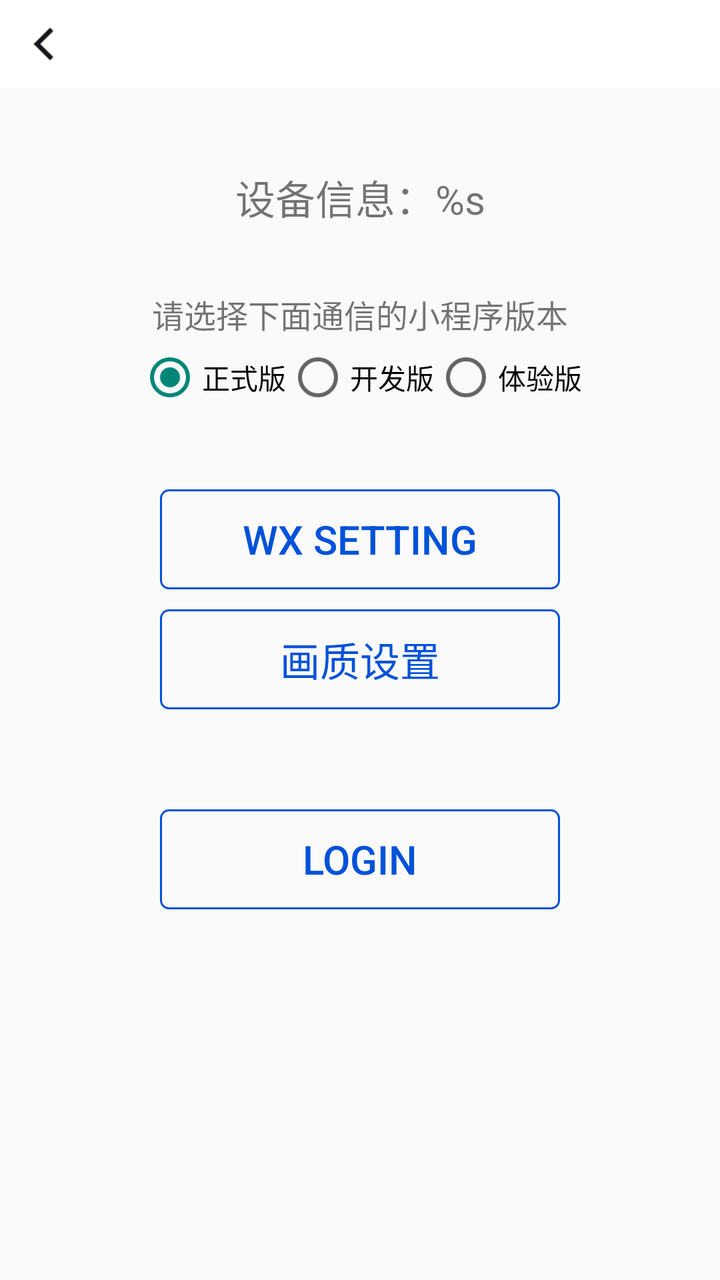
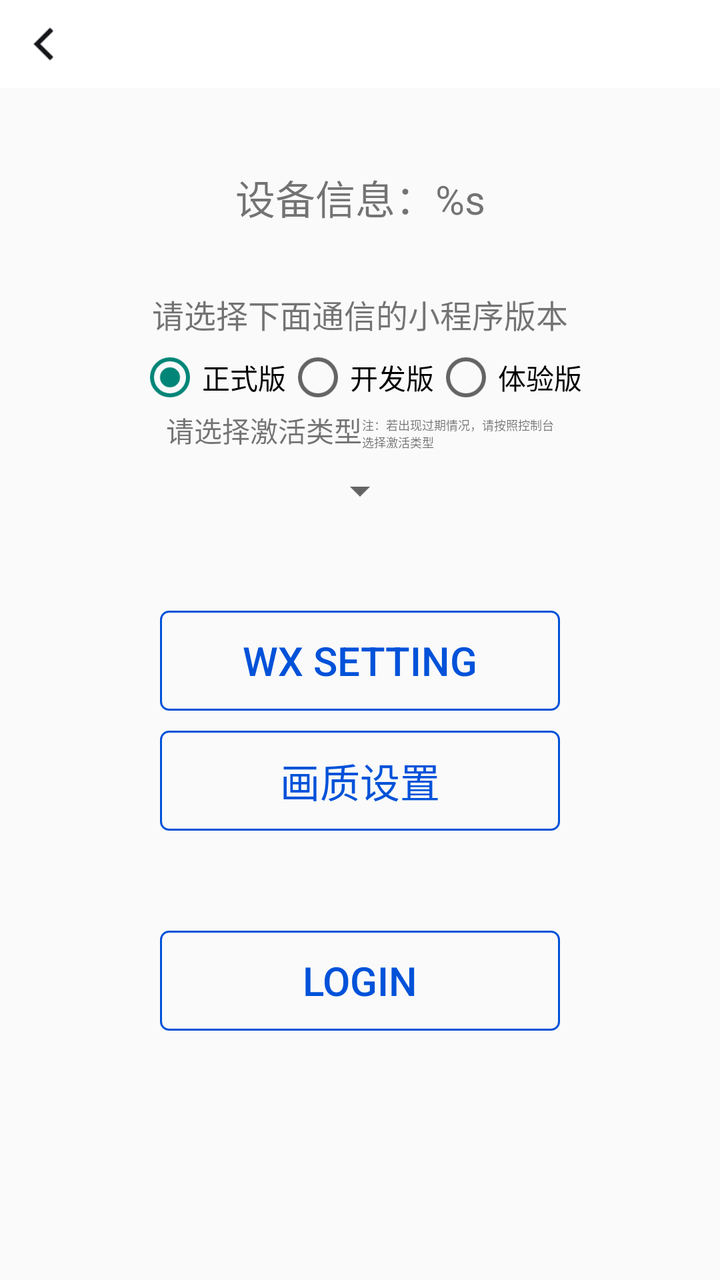

Screens rendered from an Android XML layout before and after an edit, with the pre-edit source and the edit as a unified diff.
<!-- AndroidManifest.xml: activity theme Theme.TWAppTheme -->
<!-- res/layout/activity_twe_call_login.xml -->
<?xml version="1.0" encoding="utf-8"?>
<ScrollView xmlns:android="http://schemas.android.com/apk/res/android"
    xmlns:app="http://schemas.android.com/apk/res-auto"
    xmlns:tools="http://schemas.android.com/tools"
    android:layout_width="match_parent"
    android:layout_height="match_parent">

    <androidx.constraintlayout.widget.ConstraintLayout
        android:layout_width="match_parent"
        android:layout_height="wrap_content"
        android:paddingBottom="20dp">

        <include
            android:id="@+id/title_layout"
            layout="@layout/menu_back_layout" />

        <TextView
            android:id="@+id/tv_device_info"
            android:layout_width="wrap_content"
            android:layout_height="wrap_content"
            android:layout_marginTop="40dp"
            android:gravity="center"
            android:text="@string/text_device_info"
            android:textSize="20sp"
            app:layout_constraintEnd_toEndOf="parent"
            app:layout_constraintStart_toStartOf="parent"
            app:layout_constraintTop_toBottomOf="@id/title_layout" />

        <TextView
            android:id="@+id/tv_select_version"
            android:layout_width="wrap_content"
            android:layout_height="wrap_content"
            android:layout_marginTop="32dp"
            android:text="@string/text_select_version"
            android:textSize="16sp"
            app:layout_constraintEnd_toEndOf="parent"
            app:layout_constraintStart_toStartOf="parent"
            app:layout_constraintTop_toBottomOf="@+id/tv_device_info" />

        <RadioGroup
            android:id="@+id/rg_select_version"
            android:layout_width="wrap_content"
            android:layout_height="wrap_content"
            android:layout_marginTop="4dp"
            android:orientation="horizontal"
            app:layout_constraintEnd_toEndOf="parent"
            app:layout_constraintStart_toStartOf="parent"
            app:layout_constraintTop_toBottomOf="@+id/tv_select_version">

            <RadioButton
                android:id="@+id/rb_formal_version"
                android:layout_width="wrap_content"
                android:layout_height="wrap_content"
                android:checked="true"
                android:text="@string/text_formal_version" />

            <RadioButton
                android:id="@+id/rb_develop_version"
                android:layout_width="wrap_content"
                android:layout_height="wrap_content"
                android:text="@string/text_develop_version" />

            <RadioButton
                android:id="@+id/rb_experience_version"
                android:layout_width="wrap_content"
                android:layout_height="wrap_content"
                android:text="@string/text_experience_version" />
        </RadioGroup>

        <Button
            android:id="@+id/btn_wx_setting"
            android:layout_width="match_parent"
            android:layout_height="50dp"
            android:layout_marginStart="80dp"
            android:layout_marginTop="40dp"
            android:layout_marginEnd="80dp"
            android:background="@drawable/background_blue_cell_btn"
            android:text="@string/twe_call_wx_setting"
            android:textColor="@color/blue_0052D9"
            android:textSize="20sp"
            app:layout_constraintTop_toBottomOf="@+id/rg_select_version"
            tools:layout_editor_absoluteX="80dp" />

        <Button
            android:id="@+id/btn_quality_setting"
            android:layout_width="match_parent"
            android:layout_height="50dp"
            android:layout_marginStart="80dp"
            android:layout_marginTop="10dp"
            android:layout_marginEnd="80dp"
            android:background="@drawable/background_blue_cell_btn"
            android:text="@string/twe_call_quality_setting"
            android:textColor="@color/blue_0052D9"
            android:textSize="20sp"
            app:layout_constraintTop_toBottomOf="@+id/btn_wx_setting" />

        <Button
            android:id="@+id/btn_login_twe_call"
            android:layout_width="match_parent"
            android:layout_height="50dp"
            android:layout_marginStart="80dp"
            android:layout_marginTop="50dp"
            android:layout_marginEnd="80dp"
            android:background="@drawable/background_blue_cell_btn"
            android:text="@string/twe_call_login"
            android:textColor="@color/blue_0052D9"
            android:textSize="20sp"
            app:layout_constraintTop_toBottomOf="@+id/btn_quality_setting" />

    </androidx.constraintlayout.widget.ConstraintLayout>
</ScrollView>
<!-- res/layout/menu_back_layout.xml (included above) -->
<?xml version="1.0" encoding="utf-8"?>
<androidx.constraintlayout.widget.ConstraintLayout xmlns:android="http://schemas.android.com/apk/res/android"
    xmlns:app="http://schemas.android.com/apk/res-auto"
    android:layout_width="match_parent"
    android:layout_height="wrap_content"
    android:background="@color/white">

    <ImageView
        android:id="@+id/iv_back"
        android:layout_width="44dp"
        android:layout_height="44dp"
        android:paddingLeft="8dp"
        android:paddingRight="8dp"
        android:src="@mipmap/icon_back_black"
        app:layout_constraintStart_toStartOf="parent"
        app:layout_constraintTop_toTopOf="parent"
        app:tint="@color/black_15161A" />

    <TextView
        android:id="@+id/tv_title"
        android:layout_width="wrap_content"
        android:layout_height="44dp"
        android:layout_weight="1"
        android:ellipsize="end"
        android:gravity="center"
        android:maxLines="1"
        android:paddingEnd="20dp"
        android:textColor="@color/black_15161A"
        android:textSize="17sp"
        android:textStyle="bold"
        app:layout_constraintStart_toEndOf="@+id/iv_back"
        app:layout_constraintTop_toTopOf="parent" />

    <ImageView
        android:id="@+id/iv_right_btn"
        android:layout_width="44dp"
        android:layout_height="44dp"
        android:paddingLeft="10dp"
        android:paddingRight="10dp"
        android:src="@mipmap/setting"
        android:visibility="gone"
        app:layout_constraintEnd_toEndOf="parent"
        app:layout_constraintTop_toTopOf="parent" />

    <TextView
        android:id="@+id/tv_right_btn"
        android:layout_width="wrap_content"
        android:layout_height="wrap_content"
        android:layout_marginEnd="10dp"
        android:background="@drawable/background_blue_cell_btn"
        android:paddingHorizontal="10dp"
        android:paddingVertical="5dp"
        android:textColor="@color/blue_0052D9"
        android:textStyle="bold"
        android:visibility="gone"
        app:layout_constraintBottom_toBottomOf="parent"
        app:layout_constraintEnd_toStartOf="@+id/iv_right_btn"
        app:layout_constraintTop_toTopOf="parent" />

</androidx.constraintlayout.widget.ConstraintLayout>
<!-- resources referenced by this layout -->
<resources>
  <color name="black_15161A">#15161A</color>
  <color name="blue_0052D9">#0052D9</color>
  <color name="white">#FFFFFFFF</color>
  <!-- drawable background_blue_cell_btn (drawable) -->
  <?xml version="1.0" encoding="utf-8"?>
  <shape xmlns:android="http://schemas.android.com/apk/res/android">
      <solid android:color="@color/translucent" />
      <stroke
          android:width="1dp"
          android:color="#0052D9" />
      <corners android:radius="4dp" />
  </shape>
  <!-- mipmap icon_back_black: png bitmap (mipmap-xxhdpi, 590 bytes) -->
  <!-- mipmap setting: png bitmap (mipmap-xxhdpi, 512 bytes) -->
  <string name="text_develop_version">开发版</string>
  <string name="text_device_info">设备信息：%s</string>
  <string name="text_experience_version">体验版</string>
  <string name="text_formal_version">正式版</string>
  <string name="text_select_version">请选择下面通信的小程序版本</string>
  <string name="twe_call_login">LOGIN</string>
  <string name="twe_call_quality_setting">画质设置</string>
  <string name="twe_call_wx_setting">WX SETTING</string>
  <style name="Theme.TWAppTheme" parent="Theme.AppCompat.Light.NoActionBar">
          
          <item name="colorPrimary">@color/white</item>
          <item name="colorPrimaryDark">@color/white</item>
          <item name="android:statusBarColor">@color/white</item>
          <item name="android:windowLightStatusBar" tools:targetApi="m" tools:ignore="NewApi">true</item> 
      </style>
  <color name="translucent">#00FFFFFF</color>
</resources>

<!-- the commit's change to res/layout/activity_twe_call_login.xml (unified diff, before → after) -->
@@ -66,6 +66,44 @@
                 android:layout_height="wrap_content"
                 android:text="@string/text_experience_version" />
         </RadioGroup>
+
+        <androidx.constraintlayout.widget.ConstraintLayout
+            android:id="@+id/ll_select_active_type"
+            android:layout_width="wrap_content"
+            android:layout_height="wrap_content"
+            android:orientation="vertical"
+            android:paddingHorizontal="32dp"
+            app:layout_constraintEnd_toEndOf="parent"
+            app:layout_constraintStart_toStartOf="parent"
+            app:layout_constraintTop_toBottomOf="@+id/rg_select_version">
+
+            <TextView
+                android:id="@+id/textView2"
+                android:layout_width="wrap_content"
+                android:layout_height="wrap_content"
+                android:text="@string/text_active_type"
+                app:layout_constraintStart_toStartOf="parent"
+                app:layout_constraintTop_toTopOf="parent" />
+
+            <TextView
+                android:id="@+id/textView"
+                android:layout_width="wrap_content"
+                android:layout_height="wrap_content"
+                android:text="@string/text_active_type_tip"
+                android:textSize="6sp"
+                app:layout_constraintBottom_toBottomOf="@+id/textView2"
+                app:layout_constraintStart_toEndOf="@+id/textView2" />
+
+            <Spinner
+                android:id="@+id/sp_select_active_type"
+                android:layout_width="wrap_content"
+                android:layout_height="40dp"
+                android:textAlignment="center"
+                android:textSize="12sp"
+                app:layout_constraintEnd_toEndOf="parent"
+                app:layout_constraintStart_toStartOf="parent"
+                app:layout_constraintTop_toBottomOf="@+id/textView2" />
+        </androidx.constraintlayout.widget.ConstraintLayout>
 
         <Button
             android:id="@+id/btn_wx_setting"
@@ -78,7 +116,7 @@
             android:text="@string/twe_call_wx_setting"
             android:textColor="@color/blue_0052D9"
             android:textSize="20sp"
-            app:layout_constraintTop_toBottomOf="@+id/rg_select_version"
+            app:layout_constraintTop_toBottomOf="@+id/ll_select_active_type"
             tools:layout_editor_absoluteX="80dp" />
 
         <Button
<!-- resource entries referenced after the edit -->
@@ -14,6 +14,8 @@
   </shape>
   <!-- mipmap icon_back_black: png bitmap (mipmap-xxhdpi, 590 bytes) -->
   <!-- mipmap setting: png bitmap (mipmap-xxhdpi, 512 bytes) -->
+  <string name="text_active_type">请选择激活类型</string>
+  <string name="text_active_type_tip">注：若出现过期情况，请按照控制台\n选择激活类型</string>
   <string name="text_develop_version">开发版</string>
   <string name="text_device_info">设备信息：%s</string>
   <string name="text_experience_version">体验版</string>
